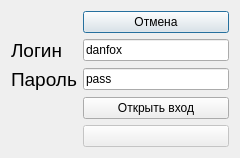
danfoxel/hotel, file src/dialog_con.ui: the form before one commit.
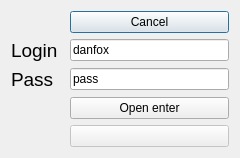
The form after the commit.

Patch:
```diff
--- a/src/dialog_con.ui
+++ b/src/dialog_con.ui
@@ -7,7 +7,7 @@
     <x>0</x>
     <y>0</y>
     <width>240</width>
-    <height>152</height>
+    <height>157</height>
    </rect>
   </property>
   <property name="windowTitle">
@@ -17,7 +17,7 @@
    <item row="0" column="2">
     <widget class="QPushButton" name="pushButton_2">
      <property name="text">
-      <string>Отмена</string>
+      <string>Cancel</string>
      </property>
     </widget>
    </item>
@@ -29,7 +29,7 @@
       </font>
      </property>
      <property name="text">
-      <string>Логин</string>
+      <string>Login</string>
      </property>
     </widget>
    </item>
@@ -41,7 +41,7 @@
       </font>
      </property>
      <property name="text">
-      <string>Пароль</string>
+      <string>Pass</string>
      </property>
     </widget>
    </item>
@@ -55,7 +55,7 @@
    <item row="3" column="2">
     <widget class="QPushButton" name="pushButton">
      <property name="text">
-      <string>Открыть вход</string>
+      <string>Open enter</string>
      </property>
     </widget>
    </item>
```
